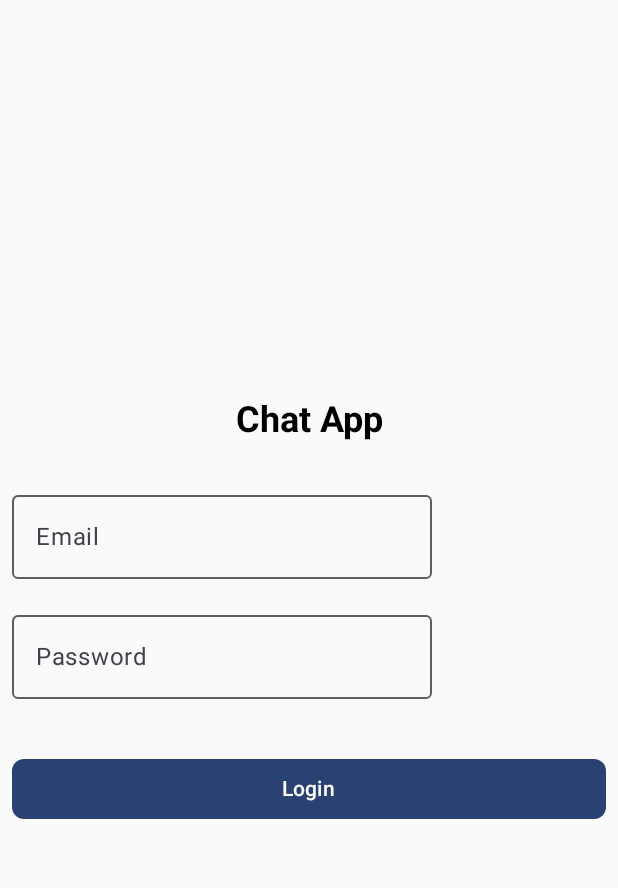
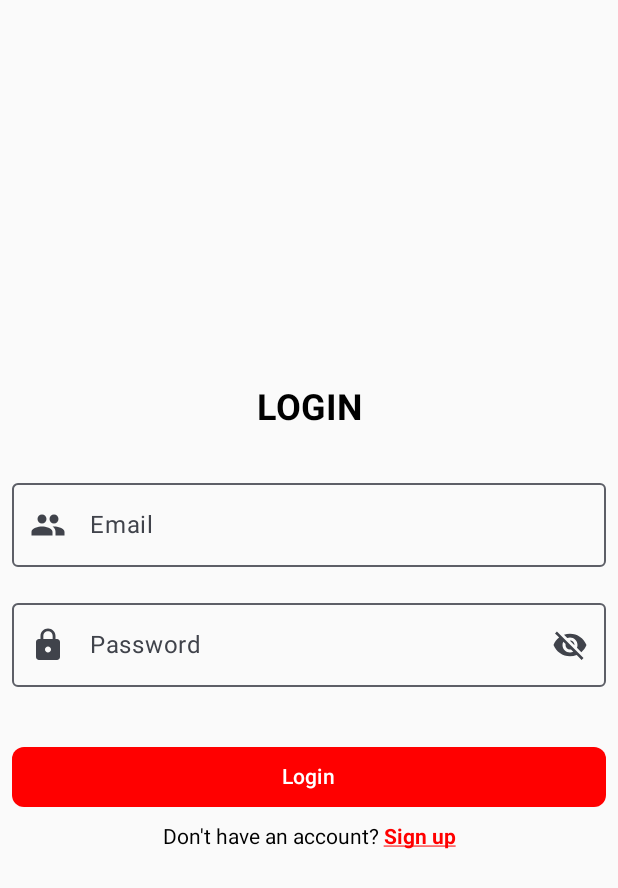
Before and after one commit to hoanganhvu271/chat-app-firebase, an Android app built with Jetpack Compose: the screen it shows after launch (MainActivity), on a phone screen of 412 x 824 dp. Shown: the top 888 px of the screen. Run offline under Robolectric (Android 15) with nearby library versions, the phone set to English and light mode, and no system bars; our stand-ins replace Firebase (no records; nobody signed in at launch, a user with empty details on screens opened directly), livedata-compose.

Commit message:
login ui

```diff
--- a/app/build.gradle.kts
+++ b/app/build.gradle.kts
@@ -77,4 +77,7 @@ dependencies {
     implementation("com.google.firebase:firebase-auth")
     implementation("com.google.firebase:firebase-firestore")
 
+    //icons
+    implementation("androidx.compose.material:material-icons-extended")
+
 }
--- a/app/src/main/java/com/hav/chat_app/components/Component.kt
+++ b/app/src/main/java/com/hav/chat_app/components/Component.kt
@@ -1,5 +1,6 @@
 package com.hav.chat_app.components
 
+import android.graphics.drawable.Drawable
 import android.util.Log
 import androidx.compose.foundation.background
 import androidx.compose.foundation.clickable
@@ -9,26 +10,44 @@ import androidx.compose.foundation.layout.Column
 import androidx.compose.foundation.layout.Row
 import androidx.compose.foundation.layout.fillMaxSize
 import androidx.compose.foundation.layout.fillMaxWidth
+import androidx.compose.foundation.layout.height
 import androidx.compose.foundation.layout.padding
 import androidx.compose.foundation.shape.RoundedCornerShape
+import androidx.compose.foundation.text.ClickableText
 import androidx.compose.foundation.text.KeyboardOptions
+import androidx.compose.material.icons.Icons
+import androidx.compose.material.icons.filled.Visibility
+import androidx.compose.material.icons.filled.VisibilityOff
 import androidx.compose.material3.Button
 import androidx.compose.material3.ButtonDefaults
 import androidx.compose.material3.Card
 import androidx.compose.material3.CardColors
 import androidx.compose.material3.CardDefaults
+import androidx.compose.material3.Icon
 import androidx.compose.material3.OutlinedTextField
 import androidx.compose.material3.Text
 import androidx.compose.runtime.Composable
+import androidx.compose.runtime.mutableStateOf
+import androidx.compose.runtime.remember
 import androidx.compose.ui.Alignment
 import androidx.compose.ui.Modifier
+import androidx.compose.ui.autofill.AutofillType
 import androidx.compose.ui.graphics.Color
 import androidx.compose.ui.graphics.Color.Companion.Gray
+import androidx.compose.ui.graphics.painter.Painter
+import androidx.compose.ui.graphics.vector.ImageVector
 import androidx.compose.ui.platform.LocalSoftwareKeyboardController
+import androidx.compose.ui.res.painterResource
+import androidx.compose.ui.text.AnnotatedString
+import androidx.compose.ui.text.SpanStyle
 import androidx.compose.ui.text.TextStyle
+import androidx.compose.ui.text.buildAnnotatedString
 import androidx.compose.ui.text.font.FontWeight.Companion.Bold
 import androidx.compose.ui.text.input.KeyboardType
+import androidx.compose.ui.text.input.PasswordVisualTransformation
+import androidx.compose.ui.text.input.VisualTransformation
 import androidx.compose.ui.text.style.TextAlign
+import androidx.compose.ui.text.style.TextDecoration
 import androidx.compose.ui.tooling.preview.Preview
 import androidx.compose.ui.unit.dp
 import androidx.compose.ui.unit.sp
@@ -47,18 +66,18 @@ fun TitleText(text: String) {
         color = Color.Black,
         style = androidx.compose.ui.text.TextStyle(
             fontSize = 24.sp,
-            fontWeight = androidx.compose.ui.text.font.FontWeight.Bold
+            fontWeight = Bold
         ),
-        textAlign = androidx.compose.ui.text.style.TextAlign.Center
+        textAlign = TextAlign.Center
     )
 }
 
 @Composable
-fun CTextField(
+fun NormalTextField(
     value: String,
     onValueChange: (String) -> Unit,
-    label: String,
-    keyboardType: KeyboardType
+    label: String
+
 ) {
     OutlinedTextField(
         value = value,
@@ -67,10 +86,93 @@ fun CTextField(
         singleLine = true,
         maxLines = 1,
         keyboardOptions = KeyboardOptions(
-            keyboardType = keyboardType
+            keyboardType = KeyboardType.Text
         ),
         modifier = Modifier
             .padding(8.dp)
+    )
+}
+
+@Composable
+fun IconTextField(
+    value: String,
+    onValueChange: (String) -> Unit,
+    label: String,
+    iconId: Int
+) {
+    OutlinedTextField(
+        value = value,
+        onValueChange = onValueChange,
+        label = { Text(text = label) },
+        singleLine = true,
+        maxLines = 1,
+        keyboardOptions = KeyboardOptions(
+            keyboardType = KeyboardType.Text
+        ),
+        modifier = Modifier
+            .padding(8.dp)
+            .fillMaxWidth(),
+        leadingIcon = {
+            Icon(
+                painter = painterResource(id = iconId),
+                modifier = Modifier.height(24.dp),
+                contentDescription = null
+            )
+        }
+    )
+}
+
+@Composable
+fun PasswordTextField(
+    value: String,
+    onValueChange: (String) -> Unit,
+    label: String,
+    iconId: Int
+) {
+
+    val passwordVisibility = remember {
+        mutableStateOf(false)
+    }
+
+    OutlinedTextField(
+        value = value,
+        onValueChange = onValueChange,
+        label = { Text(text = label) },
+        singleLine = true,
+        maxLines = 1,
+        keyboardOptions = KeyboardOptions(
+            keyboardType = KeyboardType.Password
+        ),
+        modifier = Modifier
+            .padding(8.dp)
+            .fillMaxWidth(),
+        leadingIcon = {
+            Icon(
+                painter = painterResource(id = iconId),
+                contentDescription = null,
+                modifier = Modifier.height(24.dp)
+            )
+        },
+        trailingIcon = {
+            val iconImage = if (passwordVisibility.value) {
+                Icons.Filled.Visibility
+            } else {
+                Icons.Filled.VisibilityOff
+            }
+
+            Icon(
+                imageVector = iconImage,
+                contentDescription = null,
+                modifier = Modifier.clickable {
+                    passwordVisibility.value = !passwordVisibility.value
+                }
+            )
+        },
+        visualTransformation = if (passwordVisibility.value) {
+            VisualTransformation.None
+        } else {
+            PasswordVisualTransformation()
+        }
     )
 }
 
@@ -87,7 +189,8 @@ fun CButton(login: () -> Unit, text: String) {
             .padding(8.dp),
         shape = RoundedCornerShape(8.dp),
         colors = ButtonDefaults.buttonColors(
-            contentColor = Color.White
+            contentColor = Color.White,
+            containerColor = Color.Red
         ),
     ) {
         Text(text = text)
@@ -108,8 +211,7 @@ fun MessageBox(message: Message, isOwned: Boolean) {
                 .background(
                     if (isOwned) Message1 else Message2,
                     RoundedCornerShape(100.dp)
-                )
-            ,
+                ),
             contentAlignment = Alignment.Center
         ) {
             Text(
@@ -131,8 +233,6 @@ fun MessageBox(message: Message, isOwned: Boolean) {
     }
 
 
-
-
 }
 
 @Composable
@@ -143,11 +243,10 @@ fun ChatBar(message: String, onMessageChange: (String) -> Unit, onSendMessage: (
             .fillMaxWidth()
             .padding(8.dp)
     ) {
-        CTextField(
+        NormalTextField(
             value = message,
             onValueChange = onMessageChange,
-            label = "Type your message",
-            keyboardType = KeyboardType.Text
+            label = "Type your message"
         )
 
         CButton(onSendMessage, "Send")
@@ -202,26 +301,30 @@ fun ContactBox(contact: Contact, onClick: () -> Unit) {
     }
 }
 
+@Composable
+fun SignUpText( onSignUpClick: () -> Unit){
+    val annotationString = buildAnnotatedString {
+        append("Don't have an account? ")
+        pushStyle(
+            SpanStyle(
+                color = Color.Red,
+                fontWeight = Bold,
+                textDecoration = TextDecoration.Underline
+            )
+        )
+        append("Sign up")
+        pop()
+    }
 
-//@Preview(showSystemUi = true)
-//@Composable
-//fun ContactPreview() {
-//    ContactBox(Contact("123456", 12345))
-//}
-
-@Preview(showSystemUi = true)
-@Composable
-fun ChatPreview() {
-//    MessageBox(message = Message("1", "1", "Hello", 1, true), isOwned = false)
-    MessageBox(
-        message =
-        Message(
-            "1",
-            "1",
-            "Hello",
-            1,
-            true
-        ),
-        isOwned = true
-    )
+    Box(
+        contentAlignment = Alignment.Center,
+        modifier = Modifier.fillMaxWidth()
+    ) {
+        ClickableText(
+            text = annotationString,
+            onClick = {
+                onSignUpClick()
+            }
+        )
+    }
 }
--- a/app/src/main/java/com/hav/chat_app/login/LoginView.kt
+++ b/app/src/main/java/com/hav/chat_app/login/LoginView.kt
@@ -2,27 +2,23 @@ package com.hav.chat_app.login
 
 import androidx.compose.foundation.layout.Box
 import androidx.compose.foundation.layout.Column
-import androidx.compose.foundation.layout.Row
 import androidx.compose.foundation.layout.Spacer
 import androidx.compose.foundation.layout.fillMaxSize
 import androidx.compose.foundation.layout.height
-import androidx.compose.foundation.magnifier
-import androidx.compose.material3.CircularProgressIndicator
-import androidx.compose.material3.TextField
 import androidx.compose.runtime.Composable
 import androidx.compose.runtime.getValue
 import androidx.compose.runtime.livedata.observeAsState
-import androidx.compose.runtime.mutableStateOf
-import androidx.compose.runtime.remember
+import androidx.compose.ui.Alignment
 import androidx.compose.ui.Modifier
 import androidx.compose.ui.platform.LocalContext
-import androidx.compose.ui.text.input.KeyboardType
 import androidx.compose.ui.tooling.preview.Preview
 import androidx.compose.ui.unit.dp
-import androidx.lifecycle.ViewModel
 import androidx.lifecycle.viewmodel.compose.viewModel
+import com.hav.chat_app.R
 import com.hav.chat_app.components.CButton
-import com.hav.chat_app.components.CTextField
+import com.hav.chat_app.components.IconTextField
+import com.hav.chat_app.components.PasswordTextField
+import com.hav.chat_app.components.SignUpText
 import com.hav.chat_app.components.TitleText
 
 @Composable
@@ -35,26 +31,40 @@ fun LoginView(onHome : () -> Unit, onNavigateBack: () -> Unit, loginViewModel: L
 
     Box (
         modifier = Modifier.fillMaxSize(),
-        contentAlignment = androidx.compose.ui.Alignment.Center
+        contentAlignment = Alignment.Center
     ){
-//        if(loading){
-//            // Loading
-//            CircularProgressIndicator()
-//        }
+        Column {
+            TitleText(text = "LOGIN")
+            Spacer(modifier = Modifier.height(20.dp))
+            IconTextField(value = email, onValueChange = {loginViewModel.updateEmail(it)}, label = "Email", R.drawable.baseline_people_24)
+            PasswordTextField(value = password, onValueChange = {loginViewModel.updatePassword(it)}, label = "Password", R.drawable.baseline_lock_24)
+            Spacer(modifier = Modifier.height(20.dp))
+
+            CButton({ loginViewModel.login(onHome =  onHome , context = context) }, "Login")
+
+            SignUpText({})
+        }
+    }
+}
+
+@Preview(showSystemUi = true)
+@Composable
+fun PreviewLoginView() {
+    Box (
+        modifier = Modifier.fillMaxSize(),
+        contentAlignment = Alignment.Center
+    ){
 
         Column {
-            TitleText(text = "Chat App")
+            TitleText(text = "USER LOGIN")
             Spacer(modifier = Modifier.height(20.dp))
-            CTextField(value = email, onValueChange = {loginViewModel.updateEmail(it)}, label = "Email", keyboardType = KeyboardType.Email)
-            CTextField(value = password, onValueChange = {loginViewModel.updatePassword(it)}, label = "Password", keyboardType = KeyboardType.Password)
+            IconTextField(value = "", onValueChange = {}, label = "Email", R.drawable.baseline_people_24)
+            PasswordTextField(value = "", onValueChange = {}, label = "Password", R.drawable.baseline_lock_24)
             Spacer(modifier = Modifier.height(20.dp))
 
-//            CButton({loginViewModel.login(onHome, context)}, "Login")
-            CButton({ loginViewModel.login(onHome =  onHome , context = context) }, "Login")
+            CButton({  }, "Login")
 
-
+            SignUpText({})
         }
-
-
     }
 }
--- /dev/null
+++ b/app/src/main/res/drawable/baseline_lock_24.xml
@@ -0,0 +1,5 @@
+<vector xmlns:android="http://schemas.android.com/apk/res/android" android:height="24dp" android:tint="#000000" android:viewportHeight="24" android:viewportWidth="24" android:width="24dp">
+
+    <path android:fillColor="@android:color/white" android:pathData="M18,8h-1L17,6c0,-2.76 -2.24,-5 -5,-5S7,3.24 7,6v2L6,8c-1.1,0 -2,0.9 -2,2v10c0,1.1 0.9,2 2,2h12c1.1,0 2,-0.9 2,-2L20,10c0,-1.1 -0.9,-2 -2,-2zM12,17c-1.1,0 -2,-0.9 -2,-2s0.9,-2 2,-2 2,0.9 2,2 -0.9,2 -2,2zM15.1,8L8.9,8L8.9,6c0,-1.71 1.39,-3.1 3.1,-3.1 1.71,0 3.1,1.39 3.1,3.1v2z"/>
+
+</vector>
--- /dev/null
+++ b/app/src/main/res/drawable/baseline_people_24.xml
@@ -0,0 +1,5 @@
+<vector xmlns:android="http://schemas.android.com/apk/res/android" android:height="24dp" android:tint="#000000" android:viewportHeight="24" android:viewportWidth="24" android:width="24dp">
+
+    <path android:fillColor="@android:color/white" android:pathData="M16,11c1.66,0 2.99,-1.34 2.99,-3S17.66,5 16,5c-1.66,0 -3,1.34 -3,3s1.34,3 3,3zM8,11c1.66,0 2.99,-1.34 2.99,-3S9.66,5 8,5C6.34,5 5,6.34 5,8s1.34,3 3,3zM8,13c-2.33,0 -7,1.17 -7,3.5L1,19h14v-2.5c0,-2.33 -4.67,-3.5 -7,-3.5zM16,13c-0.29,0 -0.62,0.02 -0.97,0.05 1.16,0.84 1.97,1.97 1.97,3.45L17,19h6v-2.5c0,-2.33 -4.67,-3.5 -7,-3.5z"/>
+
+</vector>
```
